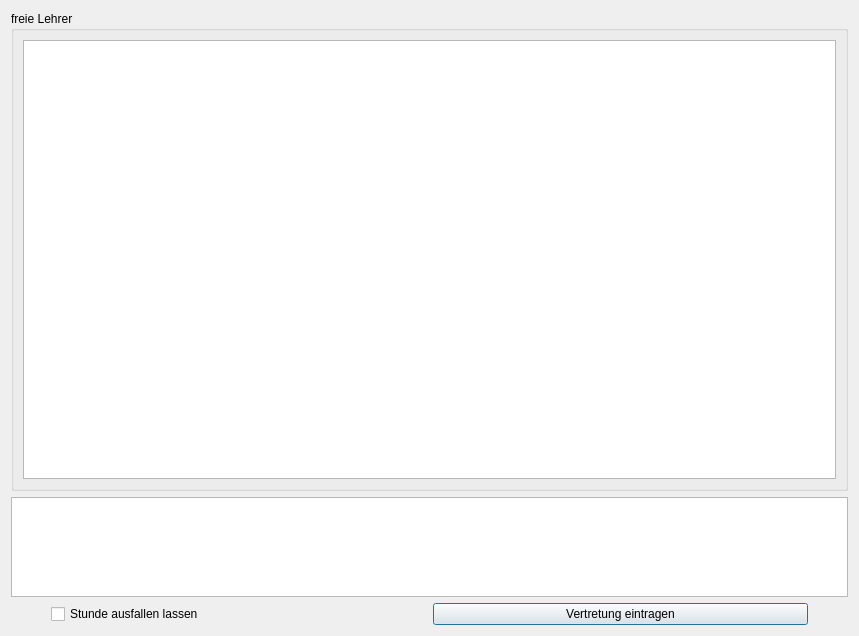
Old version of the form GUI/DialogVertretung.ui in the repository LordMuetze/InformatikVertretungsplan.
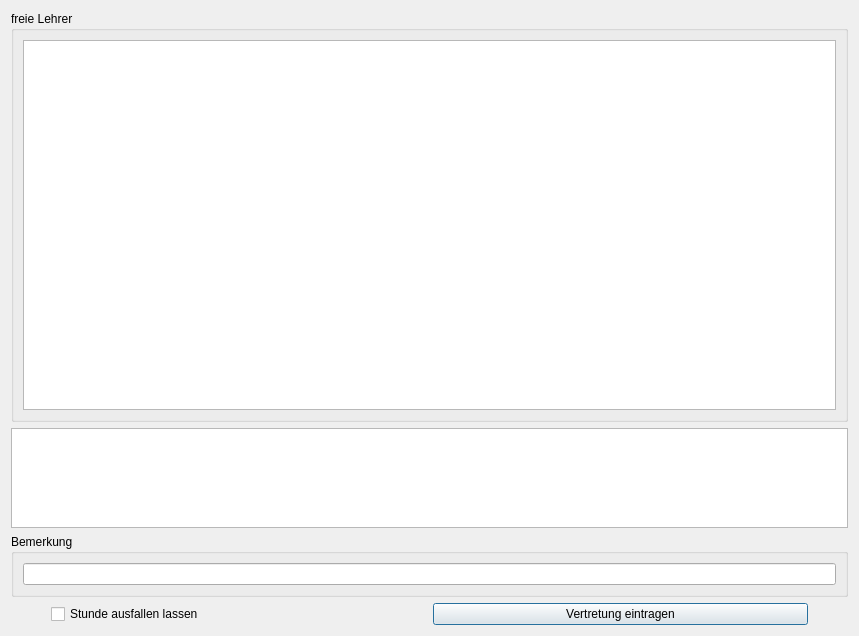
New version of the form.

Commit message: ADD: lineEdit for Bemerkung

Diff of the .ui file:
```diff
--- a/GUI/DialogVertretung.ui
+++ b/GUI/DialogVertretung.ui
@@ -53,8 +53,6 @@
     </layout>
    </item>
    <item>
-    <layout class="QVBoxLayout" name="verticalLayout_4">
-     <item>
       <widget class="QTableWidget" name="tw_vergleich">
        <property name="sizePolicy">
         <sizepolicy hsizetype="Expanding" vsizetype="Fixed">
@@ -100,7 +98,23 @@
        </attribute>
       </widget>
      </item>
-    </layout>
+   <item>
+    <widget class="QGroupBox" name="groupBox">
+     <property name="sizePolicy">
+      <sizepolicy hsizetype="Preferred" vsizetype="Maximum">
+       <horstretch>0</horstretch>
+       <verstretch>0</verstretch>
+      </sizepolicy>
+     </property>
+     <property name="title">
+      <string>Bemerkung</string>
+     </property>
+     <layout class="QVBoxLayout" name="verticalLayout_2">
+      <item>
+       <widget class="QLineEdit" name="le_bemerkung"/>
+      </item>
+     </layout>
+    </widget>
    </item>
    <item>
     <layout class="QHBoxLayout" name="horizontalLayout">
```
Lines whose indentation alone changed are shown as unchanged. The commit also changes 1 other file.
